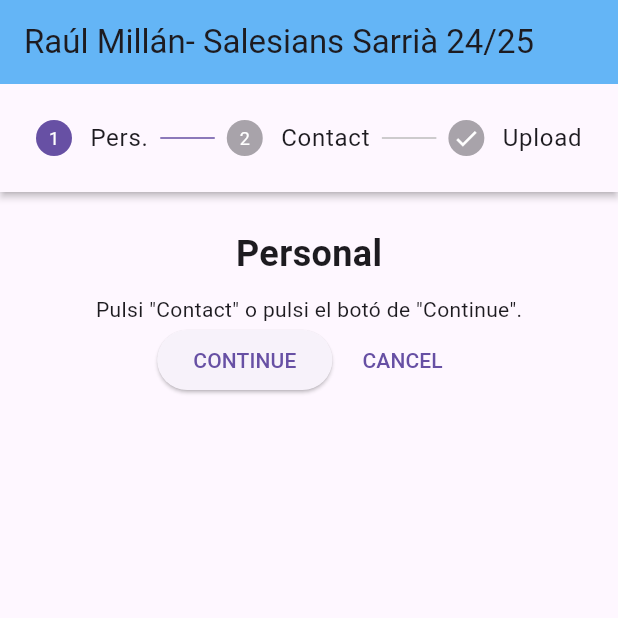
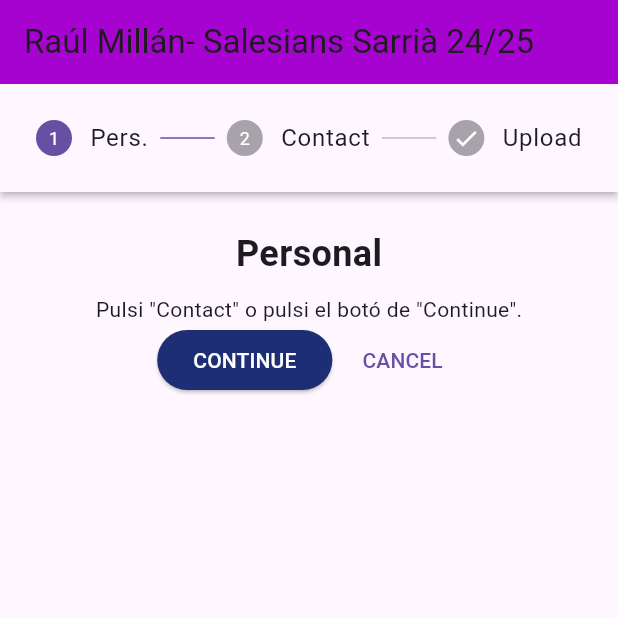
Before and after one commit to RaulMillanMoreno/formulario_b, a Flutter app: the screen it shows after launch, on a phone screen of 412 x 824 dp, the top half of it. Run offline on Flutter 3.47's test engine with Material 3 defaults, Android fonts, the phone set to English and light mode, and no system bars; our stand-ins replace flutter_form_builder, form_builder_validators.

Commit message:
ahora funciona el boton

```diff
--- a/lib/main.dart
+++ b/lib/main.dart
@@ -18,13 +18,15 @@ class FormB extends StatefulWidget {
 class _FormBState extends State<FormB> {
   int _currentStep = 0;
   final _formKey = GlobalKey<FormBuilderState>();
+
   void _onChanged(dynamic val) => debugPrint(val.toString());
+
   @override
   Widget build(BuildContext context) {
     return Scaffold(
       appBar: AppBar(
         title: const Text('Raúl Millán- Salesians Sarrià 24/25'),
-        backgroundColor: Colors.blue[300],
+        backgroundColor: const Color.fromARGB(255, 167, 3, 208),
       ),
       body: Column(
         children: [
@@ -46,7 +48,13 @@ class _FormBState extends State<FormB> {
                   children: <Widget>[
                     ElevatedButton(
                       onPressed: details.onStepContinue,
-                      child: const Text('CONTINUE'),
+                      style: ElevatedButton.styleFrom(
+                        backgroundColor: const Color.fromARGB(255, 30, 46, 117),
+                      ),
+                      child: const Text('CONTINUE',
+                      style: TextStyle(
+                        color: Colors.white,
+                      ),),
                     ),
                     const SizedBox(width: 8),
                     TextButton(
@@ -97,12 +105,15 @@ class _FormBState extends State<FormB> {
         title: const Text('Upload'),
         isActive: _currentStep >= 2,
         state: _currentStep == 2 ? StepState.indexed : StepState.complete,
-        content: Column(
+        content: FormBuilder(
+          key: _formKey, // Usar el key aquí
+          child: Column(
             crossAxisAlignment: CrossAxisAlignment.start,
             children: <Widget>[
               const Text(
                 'Upload',
-              style: TextStyle(fontSize: 24, fontWeight: FontWeight.bold, color: Colors.blue),
+                style: TextStyle(
+                    fontSize: 24, fontWeight: FontWeight.bold, color: Colors.blue),
               ),
               const SizedBox(height: 8),
               const Text(
@@ -110,7 +121,11 @@ class _FormBState extends State<FormB> {
                 style: TextStyle(color: Colors.blue),
               ),
               const SizedBox(height: 16),
-            const TextField(
+              FormBuilderTextField(
+                name: 'gmail',
+                validator: FormBuilderValidators.compose([
+                  FormBuilderValidators.required(errorText: 'Es necesario seleccionar una opción')
+                ]),
                 decoration: InputDecoration(
                   labelText: 'Email',
                   border: OutlineInputBorder(),
@@ -118,7 +133,11 @@ class _FormBState extends State<FormB> {
                 ),
               ),
               const SizedBox(height: 16),
-            const TextField(
+              FormBuilderTextField(
+                name: 'direccion',
+                validator: FormBuilderValidators.compose([
+                  FormBuilderValidators.required(errorText: 'Es necesario seleccionar una opción')
+                ]),
                 decoration: InputDecoration(
                   labelText: 'Address',
                   border: OutlineInputBorder(),
@@ -127,11 +146,11 @@ class _FormBState extends State<FormB> {
               ),
               const SizedBox(height: 16),
               FormBuilderTextField(
-              name: 'algo',
-              validator: FormBuilderValidators.compose(
-                        [FormBuilderValidators.required(errorText: 'Es necesario seleccionar una opción')]),
-
-              decoration: InputDecoration(
+                name: 'telefono',
+                validator: FormBuilderValidators.compose([
+                  FormBuilderValidators.required(errorText: 'Es necesario seleccionar una opción')
+                ]),
+                decoration: const InputDecoration(
                   labelText: 'Mobile No',
                   border: OutlineInputBorder(),
                   prefixIcon: Icon(Icons.phone, color: Colors.blue),
@@ -142,6 +161,7 @@ class _FormBState extends State<FormB> {
             ],
           ),
         ),
+      ),
     ];
   }
 
@@ -150,8 +170,7 @@ class _FormBState extends State<FormB> {
       setState(() {
         _currentStep += 1;
       });
-    }else {
-
+    } else {
       _showAlertDialog();
     }
   }
@@ -159,9 +178,10 @@ class _FormBState extends State<FormB> {
   void _showAlertDialog() {
     if (_formKey.currentState?.saveAndValidate() ?? false) {
       final formValues = _formKey.currentState!.value;
-      showDialog(context: context,
+      showDialog(
+        context: context,
         barrierDismissible: true,
-        builder: (BuildContext context){
+        builder: (BuildContext context) {
           return AlertDialog(
             icon: const Icon(Icons.check_circle),
             title: const Text('Submission Completed'),
@@ -169,13 +189,11 @@ class _FormBState extends State<FormB> {
               mainAxisSize: MainAxisSize.min,
               children: [
                 Text(
-                  'Velocidad: ${formValues['algo'] ?? 'No seleccionado'}'),
+                  'Email: ${formValues['gmail'] ?? 'No seleccionado'}'),
                 Text(
-                  'Opción: ${formValues['remarks'] ?? 'No seleccionado'}'),
+                  'Address: ${formValues['direccion'] ?? 'No seleccionado'}'),
                 Text(
-                  'Rango de Velocidad: ${formValues['country'] ?? 'No seleccionado'}'),
-                Text(
-                  'Múltiple Velocidad: ${formValues['high_speed'] ?? 'No seleccionado'}'),
+                  'Mobile: ${formValues['telefono'] ?? 'No seleccionado'}'),
               ],
             ),
             actions: [
```
Lines whose indentation alone changed are shown as unchanged.
